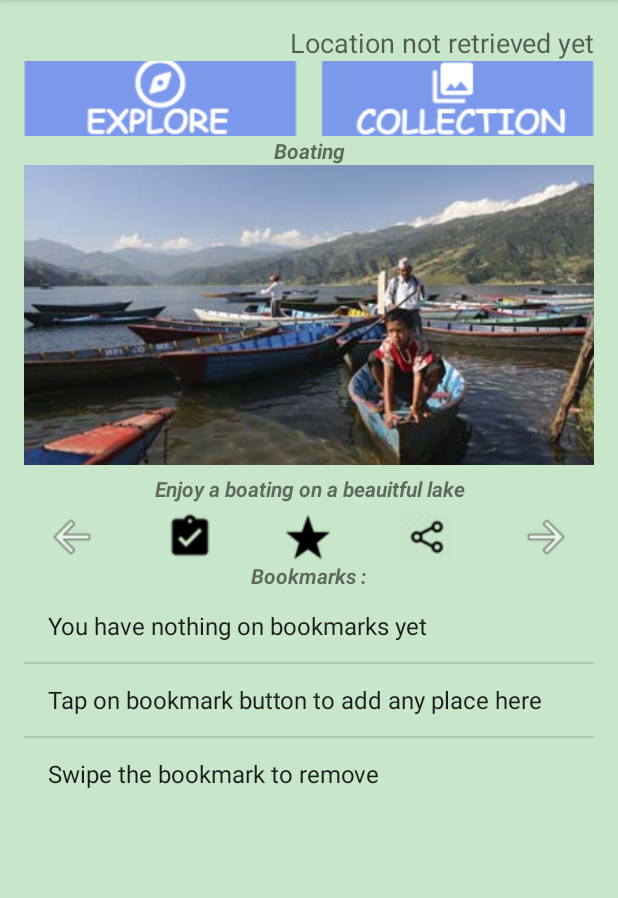
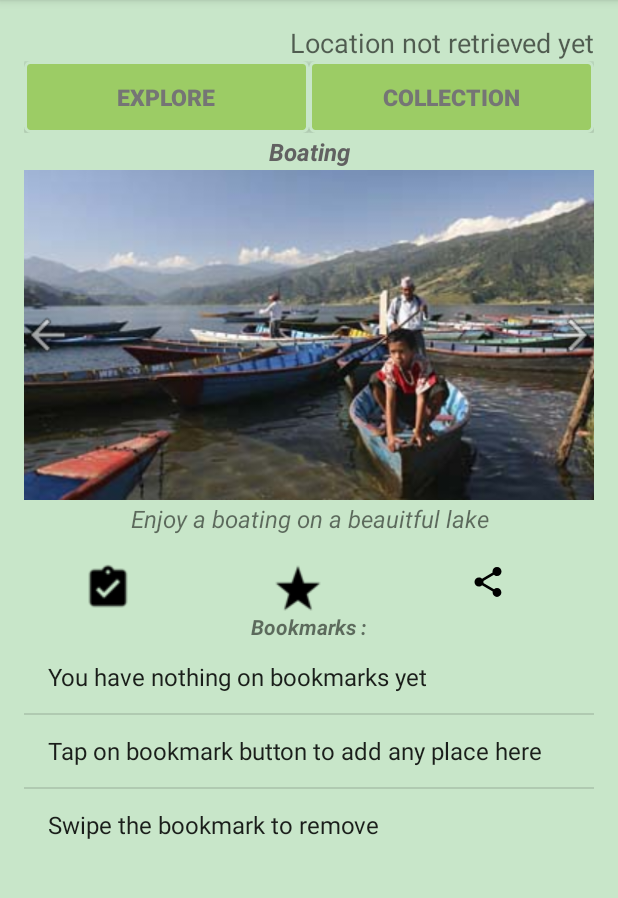
Before and after one commit to amritghimire/SpotNepal, an Android app: the MainActivity screen opened directly, with no data from a screen before it, on a phone screen of 412 x 824 dp, the part 84-982 px from its top. Run offline under Robolectric (Android 15) with nearby library versions, the phone set to English and light mode, and no system bars; 6 statements that could not run were skipped.

Commit message:
changed homepage layout

```diff
--- /dev/null
+++ b/app/src/main/res/drawable/circle.xml
@@ -0,0 +1,14 @@
+<?xml version="1.0" encoding="utf-8"?>
+<shape xmlns:android="http://schemas.android.com/apk/res/android"
+    android:shape="rectangle">
+    <corners
+        android:radius="3dp"
+        />
+    <stroke
+        android:width="2dp"
+        android:color="#C8E6C9"
+        />
+    <solid
+        android:color="#9CCC65"
+        />
+</shape>
--- a/app/src/main/res/layout/content_main.xml
+++ b/app/src/main/res/layout/content_main.xml
@@ -11,15 +11,13 @@
     app:layout_behavior="@string/appbar_scrolling_view_behavior"
     tools:context="com.amrit.spotnepal.MainActivity"
     tools:showIn="@layout/app_bar_main">
-
      <ScrollView
         android:layout_width="match_parent"
-    android:layout_height="match_parent" android:id="@+id/scrollView" >
+        android:layout_height="match_parent" android:id="@+id/scrollView" android:layout_alignParentTop="true">
         <LinearLayout
             android:orientation="vertical"
             android:layout_width="match_parent"
             android:layout_height="wrap_content">
-
             <TextView
             android:layout_width="match_parent"
             android:layout_height="wrap_content"
@@ -28,65 +26,100 @@
             android:id="@+id/tLocation"
             android:gravity="top|end"/>
 
-
             <LinearLayout
                 android:layout_width="match_parent"
-            android:layout_height="50dp">
-            <ImageButton
-                android:layout_width="0dp" android:layout_weight="1"
                 android:layout_height="wrap_content"
-                android:scaleType="centerCrop"
-                android:background="@null"
-                android:src="@drawable/explore"
+                android:orientation="horizontal">
+                <Button
+
+                    android:text="EXPLORE"
+                    android:textColor="#757575"
+                    android:textSize="15sp"
+                    android:textStyle="bold"
                     android:id="@+id/explore"
-                android:layout_marginEnd="16dp"
+                    android:layout_height="wrap_content"
+                    android:layout_weight="1"
                     android:contentDescription="Explore"
-                android:layout_marginRight="16dp" />
+                    android:layout_width="0dp"
+                    android:background="@drawable/circle"/>
 
-            <ImageButton android:src="@drawable/collection"
-                android:layout_width="0dp" android:layout_weight="1"
-                android:layout_height="wrap_content" android:scaleType="centerCrop"
-                android:background="@null"
+                <Button
+                    android:text="COLLECTION"
+                    android:textColor="#757575"
+                    android:textSize="15sp"
+                    android:textStyle="bold"
                     android:id="@+id/collection"
-                android:padding="0dp"
+                    android:layout_height="wrap_content"
+                    android:layout_weight="1"
+                    android:layout_width="0dp"
+                    android:background="@drawable/circle"
                     />
             </LinearLayout>
             <TextView
-        android:layout_width="match_parent"
-        android:layout_height="wrap_content"
                 android:id="@+id/tPlace"
                 android:text="Lakeside"
-        android:gravity="center"
+                android:textColor="#616161"
+                android:textSize="16sp"
+                android:gravity="top"
+                android:layout_width="match_parent"
+                android:textAlignment="center"
+                android:layout_height="wrap_content"
+                android:layout_margin="1dp"
                 android:textStyle="italic|bold"/>
+
+            <RelativeLayout
+                android:layout_width="match_parent"
+                android:layout_height="match_parent">
+
                 <ImageButton
                     android:layout_width="wrap_content"
-        android:layout_height="200dp"
-         android:layout_weight="1"
+                    android:layout_height="220dp"
                     android:id="@+id/iplace"
                     android:scaleType="centerCrop"
                     android:src="@drawable/lake101"
                     android:padding="0dp"
-         android:clickable="true" android:layout_gravity="center_horizontal"/>
+                    android:layout_centerInParent="true"
+                    android:clickable="true" />
+                <RelativeLayout
+                    android:layout_width="match_parent"
+                    android:layout_height="match_parent"
+                    android:layout_centerInParent="true">
+                    <ImageButton android:src="@drawable/ic_menu_back"
+                        android:layout_height="wrap_content"
+                        android:background="@null"
+                        android:layout_width="wrap_content"
+                        android:onClick="prev"
+                        android:id="@+id/previousButton"
+                        android:elevation="45dp"
+                        />
+                    <ImageButton android:src="@drawable/ic_menu_forward"
+                        android:layout_width="wrap_content"
+                        android:background="@null"
+                        android:layout_height="wrap_content"
+                        android:onClick="forward"
+                        android:layout_gravity="end"
+                        android:layout_alignParentBottom="true"
+                        android:layout_alignParentRight="true"
+                        android:layout_alignParentEnd="true"
+                        android:elevation="45dp"
+                        />
+                </RelativeLayout>
 
+            </RelativeLayout>
             <TextView
+                android:id="@+id/tPlaceDecription"
+                android:text="A place you don't want to miss.kbkjbnmgyhjbnmyguhjbnghjbn"
+                android:textSize="16sp"
+                android:textStyle="italic"
                 android:layout_width="match_parent"
-            android:layout_height="32dp"
-            android:id="@+id/tPlaceDecription"
-            android:text="A place you don't want to miss."
-            android:gravity="center"
-            android:textStyle="italic|bold"/>
+                android:layout_height="40sp"
+                android:layout_margin="1dp"
+                android:textAlignment="center"
 
+                />
 
             <LinearLayout android:layout_width="match_parent"
                 android:layout_height="wrap_content">
-            <ImageButton android:src="@drawable/ic_menu_back"
-                android:layout_height="wrap_content"
-                android:background="@null"
-                android:layout_width="0dp"
-                android:layout_weight="1"
-                android:layout_marginEnd="15dp"
-                android:layout_marginRight="15dp"
-                android:onClick="prev" />
                 <ImageButton
                     android:layout_height="wrap_content"
                     android:background="@null"
@@ -100,15 +133,9 @@
                     android:layout_weight="1" android:layout_marginEnd="15dp" android:layout_marginRight="15dp" />
                 <ImageButton
                     android:background="@null"
-                android:layout_height="wrap_content" android:src="@drawable/share"
+                    android:layout_height="wrap_content" android:src="@drawable/ic_menu_share"
                     android:layout_width="0dp"
                     android:layout_weight="1" android:id="@+id/share" android:layout_marginEnd="15dp" android:layout_marginRight="15dp"/>
-            <ImageButton android:src="@drawable/ic_menu_forward"
-                android:layout_width="0dp"
-                android:layout_weight="1"
-                android:background="@null"
-                android:layout_height="wrap_content"
-                android:onClick="forward" />
 
             </LinearLayout>
             <TextView
@@ -125,7 +152,4 @@
 
         </LinearLayout>
     </ScrollView>
-
-
-
 </RelativeLayout>
```
Lines whose indentation alone changed are shown as unchanged.
